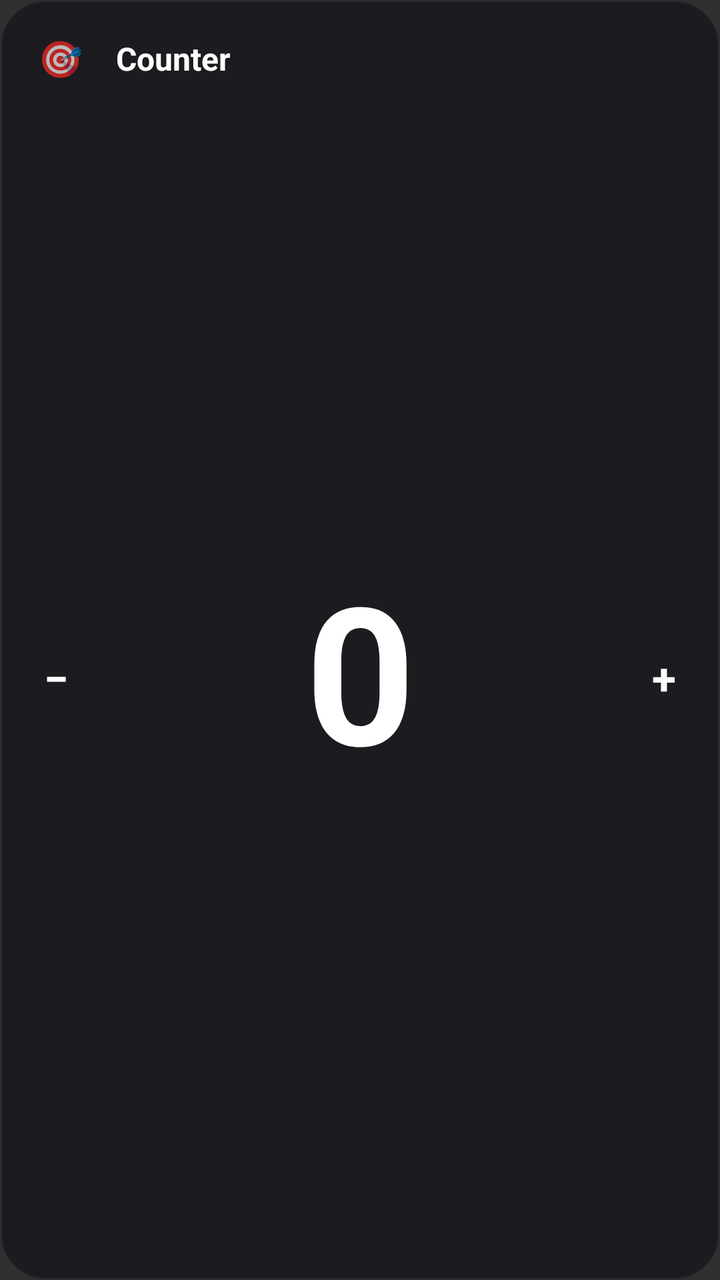
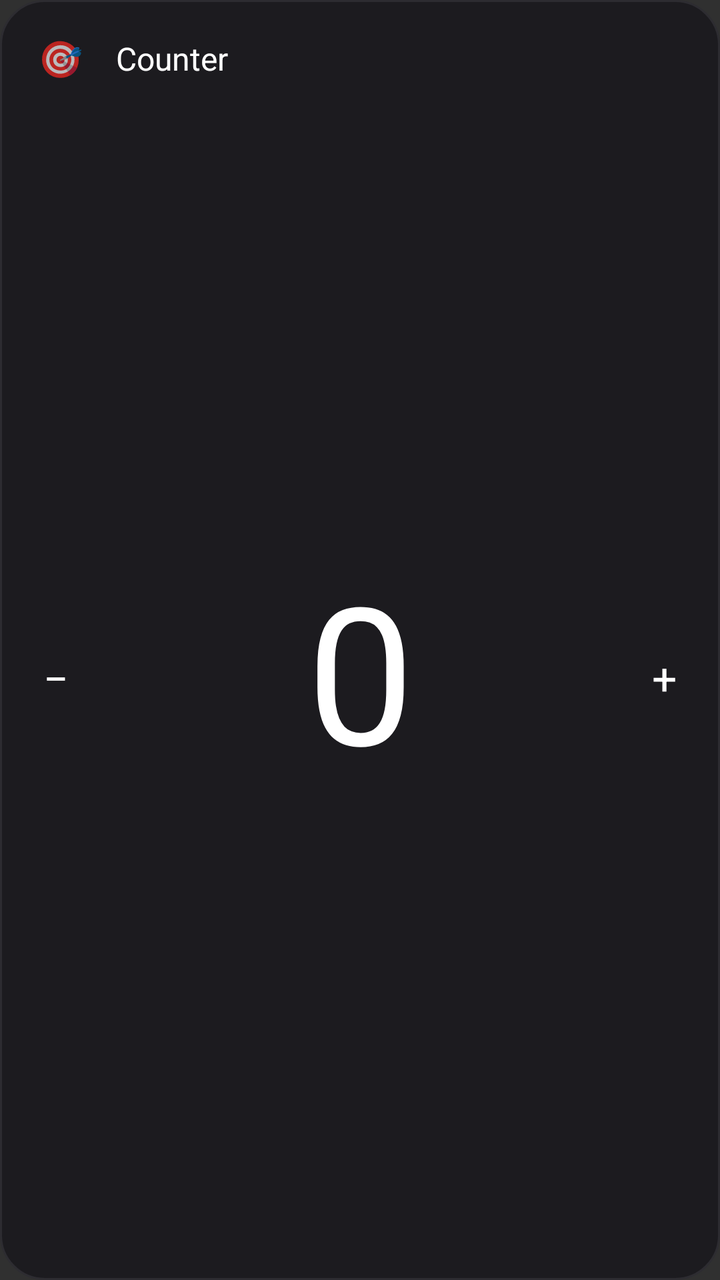

An Android layout rendered at two revisions. The XML below is the earlier revision; the diff shows what the commit changed to produce the second picture.
<!-- AndroidManifest.xml: application theme Theme.ThingCount -->
<!-- res/layout/widget_counter.xml -->
<?xml version="1.0" encoding="utf-8"?>
<LinearLayout xmlns:android="http://schemas.android.com/apk/res/android"
    android:id="@+id/widget_root"
    android:layout_width="match_parent"
    android:layout_height="match_parent"
    android:background="@drawable/widget_bg"
    android:orientation="vertical"
    android:padding="10dp">

    <LinearLayout
        android:layout_width="match_parent"
        android:layout_height="wrap_content"
        android:gravity="center_vertical"
        android:orientation="horizontal">

        <FrameLayout
            android:id="@+id/widget_icon_frame"
            android:layout_width="40dp"
            android:layout_height="40dp"
            android:layout_marginEnd="8dp">

            <ImageView
                android:id="@+id/widget_icon"
                android:layout_width="40dp"
                android:layout_height="40dp"
                android:contentDescription="@null"
                android:scaleType="fitXY"
                android:visibility="gone" />

            <TextView
                android:id="@+id/widget_icon_emoji"
                android:layout_width="40dp"
                android:layout_height="40dp"
                android:gravity="center"
                android:includeFontPadding="false"
                android:text="🎯"
                android:textSize="18sp" />
        </FrameLayout>

        <TextView
            android:id="@+id/widget_title"
            android:layout_width="0dp"
            android:layout_height="wrap_content"
            android:layout_weight="1"
            android:ellipsize="end"
            android:includeFontPadding="false"
            android:maxLines="2"
            android:text="Counter"
            android:textColor="#FFFFFF"
            android:textSize="16sp"
            android:textStyle="bold" />
    </LinearLayout>

    <LinearLayout
        android:layout_width="match_parent"
        android:layout_height="0dp"
        android:layout_weight="1"
        android:gravity="center_vertical"
        android:orientation="horizontal">

        <FrameLayout
            android:id="@+id/widget_btn_decrement"
            android:layout_width="36dp"
            android:layout_height="36dp">

            <ImageView
                android:id="@+id/widget_btn_decrement_bg"
                android:layout_width="36dp"
                android:layout_height="36dp"
                android:contentDescription="@null"
                android:scaleType="fitXY" />

            <TextView
                android:id="@+id/widget_btn_minus"
                android:layout_width="36dp"
                android:layout_height="36dp"
                android:gravity="center"
                android:includeFontPadding="false"
                android:text="−"
                android:textColor="#FFFFFF"
                android:textSize="22sp"
                android:textStyle="bold" />
        </FrameLayout>

        <TextView
            android:id="@+id/widget_count"
            android:layout_width="0dp"
            android:layout_height="match_parent"
            android:layout_weight="1"
            android:autoSizeMaxTextSize="96sp"
            android:autoSizeMinTextSize="24sp"
            android:autoSizeStepGranularity="2sp"
            android:autoSizeTextType="uniform"
            android:gravity="center"
            android:includeFontPadding="false"
            android:maxLines="1"
            android:text="0"
            android:textColor="#FFFFFF"
            android:textSize="40sp"
            android:textStyle="bold" />

        <FrameLayout
            android:id="@+id/widget_btn_increment"
            android:layout_width="36dp"
            android:layout_height="36dp">

            <ImageView
                android:id="@+id/widget_btn_increment_bg"
                android:layout_width="36dp"
                android:layout_height="36dp"
                android:contentDescription="@null"
                android:scaleType="fitXY" />

            <TextView
                android:id="@+id/widget_btn_plus"
                android:layout_width="36dp"
                android:layout_height="36dp"
                android:gravity="center"
                android:includeFontPadding="false"
                android:text="+"
                android:textColor="#FFFFFF"
                android:textSize="22sp"
                android:textStyle="bold" />
        </FrameLayout>
    </LinearLayout>

</LinearLayout>
<!-- resources referenced by this layout -->
<resources>
  <!-- drawable widget_bg (drawable) -->
  <?xml version="1.0" encoding="utf-8"?>
  <shape xmlns:android="http://schemas.android.com/apk/res/android"
      android:shape="rectangle">
      <solid android:color="#1C1B1F" />
      <corners android:radius="22dp" />
      <stroke android:width="1dp" android:color="#2D2C31" />
  </shape>
  <style name="Theme.ThingCount" parent="android:Theme.Material.NoActionBar">
          <item name="android:statusBarColor">@android:color/transparent</item>
          <item name="android:navigationBarColor">@android:color/transparent</item>
          <item name="android:windowLightStatusBar">true</item>
          <item name="android:windowLightNavigationBar">true</item>
          <item name="android:windowLayoutInDisplayCutoutMode">shortEdges</item>
      </style>
</resources>

<!-- the commit's change to res/layout/widget_counter.xml (unified diff, before → after) -->
@@ -47,8 +47,7 @@
             android:maxLines="2"
             android:text="Counter"
             android:textColor="#FFFFFF"
-            android:textSize="16sp"
-            android:textStyle="bold" />
+            android:textSize="16sp" />
     </LinearLayout>
 
     <LinearLayout
@@ -78,8 +77,7 @@
                 android:includeFontPadding="false"
                 android:text="−"
                 android:textColor="#FFFFFF"
-                android:textSize="22sp"
-                android:textStyle="bold" />
+                android:textSize="22sp" />
         </FrameLayout>
 
         <TextView
@@ -96,8 +94,7 @@
             android:maxLines="1"
             android:text="0"
             android:textColor="#FFFFFF"
-            android:textSize="40sp"
-            android:textStyle="bold" />
+            android:textSize="40sp" />
 
         <FrameLayout
             android:id="@+id/widget_btn_increment"
@@ -119,8 +116,7 @@
                 android:includeFontPadding="false"
                 android:text="+"
                 android:textColor="#FFFFFF"
-                android:textSize="22sp"
-                android:textStyle="bold" />
+                android:textSize="22sp" />
         </FrameLayout>
     </LinearLayout>
 
